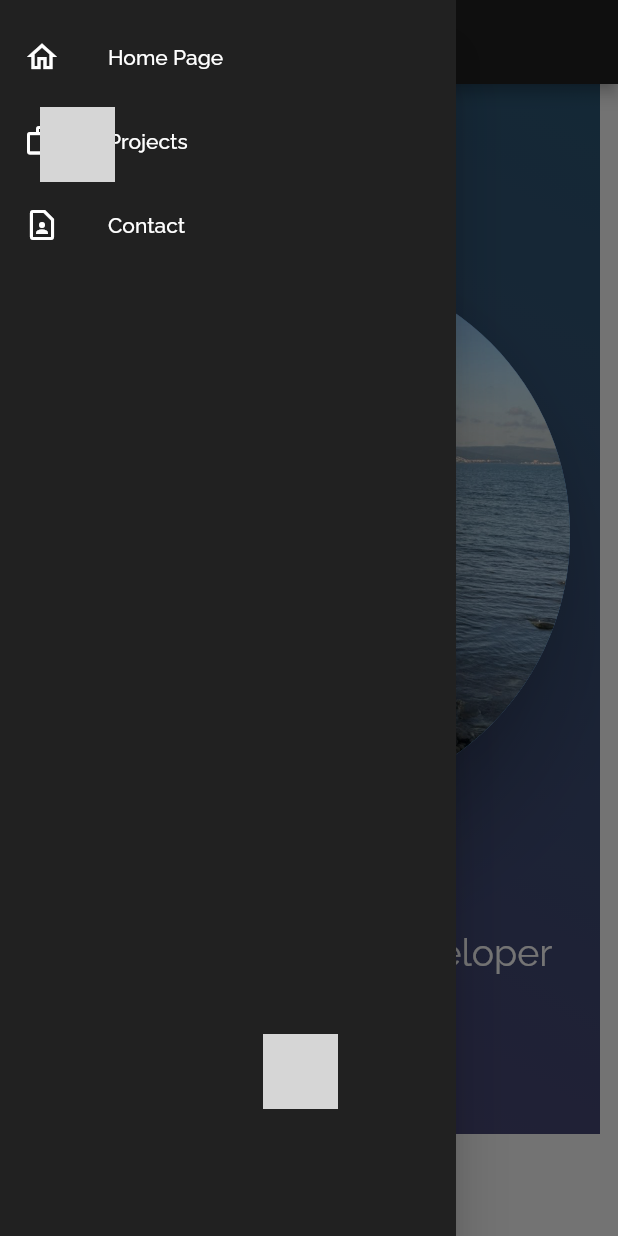
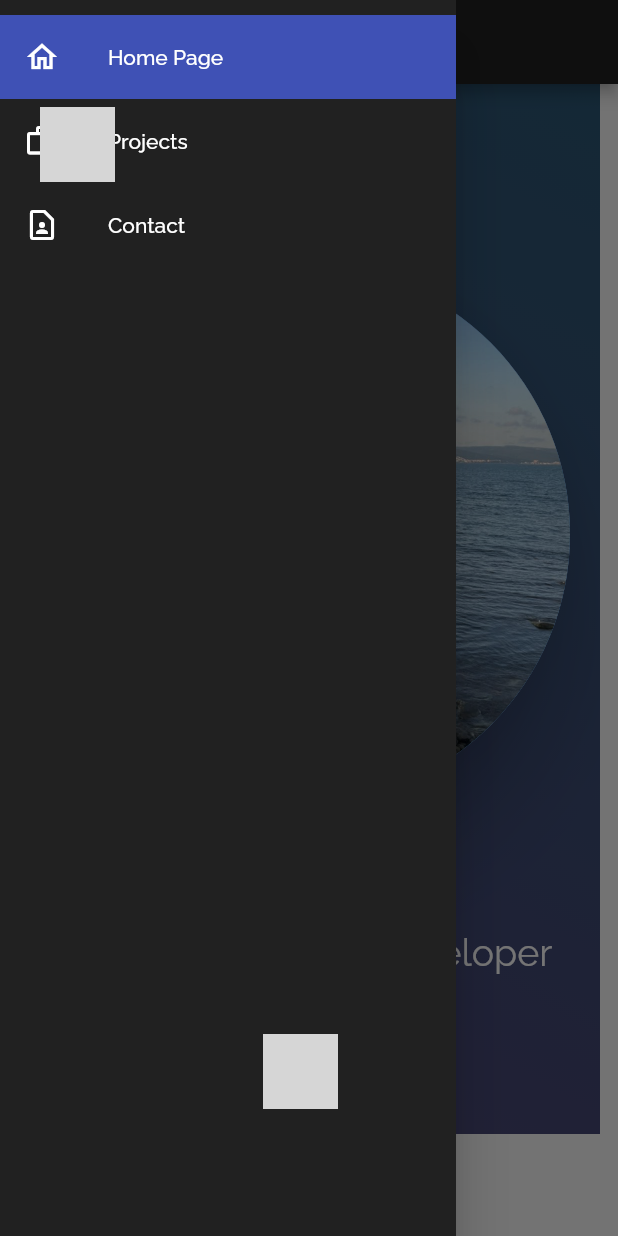
Before and after one commit to MarcelOwczarek/own_website, a Flutter app: the screen it shows after launch, with the side drawer open, on a phone screen of 412 x 824 dp. Run offline on Flutter 3.47's test engine with Material 2 defaults, Android fonts, the phone set to English and light mode, and no system bars; drawn by our look-alikes of simple_gradient_text; our stand-ins replace google_fonts, lottie; network calls fail; grey boxes are pictures that could not be loaded.

Commit message:
Make NavigationDrawer items selectable

```diff
--- a/lib/features/widgets/Custom_NavigationDrawer.dart
+++ b/lib/features/widgets/Custom_NavigationDrawer.dart
@@ -1,7 +1,8 @@
-// ignore_for_file: file_names, camel_case_types, non_constant_identifier_names
+// ignore_for_file: file_names, camel_case_types, non_constant_identifier_names, constant_identifier_names
 
 import 'package:flutter/material.dart';
 import 'package:google_fonts/google_fonts.dart';
+import 'package:provider/provider.dart';
 
 class Custom_NavigationDrawer extends StatelessWidget {
   const Custom_NavigationDrawer({
@@ -18,16 +19,19 @@ class Custom_NavigationDrawer extends StatelessWidget {
                 const SizedBox(height: 10),
                 menu_item(
                   context,
+                  item: NavigationItem.homepage,
                   icon: Icons.home_outlined,
                   text: 'Home Page',
                 ),
                 menu_item(
                   context,
+                  item: NavigationItem.projects,
                   icon: Icons.work_outline_outlined,
                   text: 'Projects',
                 ),
                 menu_item(
                   context,
+                  item: NavigationItem.contact,
                   icon: Icons.contact_page_outlined,
                   text: 'Contact',
                 ),
@@ -36,24 +40,53 @@ class Custom_NavigationDrawer extends StatelessWidget {
           ],
         ),
       );
-
+//////////////////////////////////////////////////////////////////////////////
+// Category widget for Navigation Drawer
   Widget menu_item(
     BuildContext context, {
+    required NavigationItem item,
     required String text,
     required IconData icon,
   }) {
     const color = Colors.white;
-    final style = GoogleFonts.raleway(
-      color: Colors.white,
-    );
+    final style = GoogleFonts.raleway(color: Colors.white);
+
+    final provider = Provider.of<NavigationProvider>(context);
+    final currentItem = provider.navigationItem;
+    final isSelected = item == currentItem;
 
     return Material(
       color: Colors.transparent,
       child: ListTile(
+        selected: isSelected,
+        selectedTileColor: Colors.indigo,
         leading: Icon(icon, color: color),
         title: Text(text, style: style),
-        onTap: () {},
+        onTap: () => selectItem(context, item),
       ),
     );
   }
 }
+
+enum NavigationItem {
+  homepage,
+  projects,
+  contact,
+}
+
+class NavigationProvider extends ChangeNotifier {
+  NavigationItem _navigationItem = NavigationItem.homepage;
+
+  NavigationItem get navigationItem => _navigationItem;
+
+  void setNavigationItem(NavigationItem navigationItem) {
+    _navigationItem = navigationItem;
+
+    notifyListeners();
+  }
+}
+
+void selectItem(BuildContext context, NavigationItem item) {
+  final provider = Provider.of<NavigationProvider>(context, listen: false);
+  provider.setNavigationItem(item);
+}
--- a/lib/main.dart
+++ b/lib/main.dart
@@ -1,5 +1,7 @@
 import 'package:flutter/material.dart';
+import 'package:own_website/features/widgets/Custom_NavigationDrawer.dart';
 import 'package:own_website/root/Root_Page.dart';
+import 'package:provider/provider.dart';
 
 void main() {
   runApp(const MyApp());
@@ -10,12 +12,15 @@ class MyApp extends StatelessWidget {
 
   @override
   Widget build(BuildContext context) {
-    return MaterialApp(
-      title: 'Flutter Demo',
-      theme: ThemeData(
-        primarySwatch: Colors.blue,
+    return ChangeNotifierProvider(
+      create: (context) => NavigationProvider(),
+      child: MaterialApp(
+        title: 'Flutter Demo',
+        theme: ThemeData(
+          primarySwatch: Colors.blue,
+        ),
+        home: const Root_Page(),
       ),
-      home: const Root_Page(),
     );
   }
 }
--- a/pubspec.yaml
+++ b/pubspec.yaml
@@ -38,6 +38,7 @@ dependencies:
   google_fonts: ^4.0.3
   lottie: ^2.2.0
   simple_gradient_text: ^1.2.4
+  provider: ^6.0.5
 
 
 dev_dependencies:
```
Also changed, not shown: pubspec.lock.
